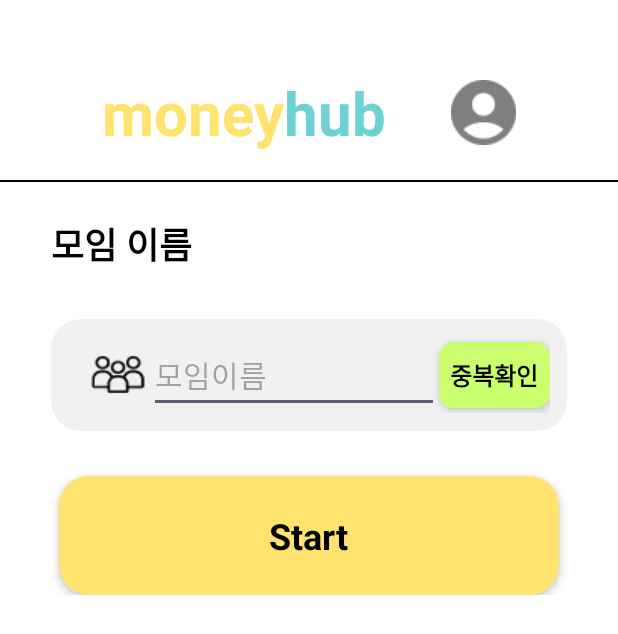
After one commit to jihwannnn/moneyhub, an Android app: the layout create_room.xml on its own in the app's theme, with its tools: preview values and no code run, on a phone screen of 412 x 824 dp. The commit adds this screen. Shown: the top 634 px of the screen. Run offline under Robolectric (Android 15) with nearby library versions, the phone set to English and light mode, and no system bars.

Commit message:
create Group page

```diff
--- /dev/null
+++ b/app/src/main/res/drawable/small_but.xml
@@ -0,0 +1,10 @@
+<?xml version="1.0" encoding="UTF-8"?>
+<shape
+    xmlns:android="http://schemas.android.com/apk/res/android">
+    <solid
+        android:color="#CAFF6E"
+        />
+    <corners
+        android:radius="10dp"
+        />
+</shape>
--- /dev/null
+++ b/app/src/main/res/layout/create_room.xml
@@ -0,0 +1,167 @@
+<LinearLayout
+    xmlns:android="http://schemas.android.com/apk/res/android"
+    xmlns:tools="http://schemas.android.com/tools"
+    xmlns:app="http://schemas.android.com/apk/res-auto"
+    android:background="#FFFFFF"
+    android:orientation="vertical"
+    android:layout_width="match_parent"
+    android:layout_height="match_parent">
+    <ScrollView
+        android:clipToPadding="false"
+        android:id="@+id/raj0hzffn35b"
+        android:layout_width="match_parent"
+        android:layout_height="0dp"
+        android:layout_weight="1"
+        android:background="#FFFFFF"
+        android:paddingTop="48dp">
+
+
+        <LinearLayout
+            android:layout_width="match_parent"
+            android:layout_height="match_parent"
+            android:orientation="vertical">
+
+            <LinearLayout
+                android:id="@+id/r6gd0ntwrhza"
+                android:layout_width="match_parent"
+                android:layout_height="wrap_content"
+                android:gravity="center_vertical"
+                android:layout_marginBottom="18dp"
+                android:layout_marginHorizontal="68dp"
+                android:orientation="horizontal">
+
+                <TextView
+                    android:layout_width="wrap_content"
+                    android:layout_height="wrap_content"
+                    android:text="money"
+                    android:textColor="#FFE36E"
+                    android:textSize="40sp"
+                    android:textStyle="bold" />
+
+                <TextView
+                    android:layout_width="wrap_content"
+                    android:layout_height="wrap_content"
+                    android:text="hub"
+                    android:textColor="#6ED1D3"
+                    android:textSize="40sp"
+                    android:textStyle="bold" />
+
+
+<!--                <ImageView-->
+<!--                    android:id="@+id/ro8h7w216p4"-->
+<!--                    android:layout_width="200dp"-->
+<!--                    android:layout_height="39dp"-->
+<!--                    android:src="@mipmap/ic_launcher"-->
+<!--                    android:scaleType="fitXY"-->
+<!--                    />-->
+
+
+                <View
+                    android:layout_width="22dp"
+                    android:layout_height="6dp"
+                    android:layout_weight="1"
+                    />
+
+                <ImageView
+                    android:id="@+id/rlyelz8l3ob"
+                    android:layout_width="43dp"
+                    android:layout_height="43dp"
+                    android:src="@drawable/mypage"
+                    android:scaleType="fitXY"
+                    />
+            </LinearLayout>
+            <LinearLayout
+                android:id="@+id/rwulmjdm442"
+                android:layout_width="match_parent"
+                android:layout_height="1dp"
+                android:background="#000000"
+                android:layout_marginBottom="23dp"
+                android:orientation="vertical">
+            </LinearLayout>
+            <TextView
+                android:id="@+id/rpukn3o5jt6"
+                android:textColor="#000000"
+                android:textSize="24sp"
+                android:textStyle="bold"
+                android:layout_marginBottom="32dp"
+                android:layout_marginStart="34dp"
+                android:layout_height="wrap_content"
+                android:layout_width="wrap_content"
+                android:text="모임 이름"
+                />
+            <LinearLayout
+                android:id="@+id/r2q551lhv7ib"
+                android:layout_width="match_parent"
+                android:layout_height="wrap_content"
+                android:gravity="center_vertical"
+                android:background="@drawable/cr20be8e8e899"
+                android:paddingVertical="12dp"
+                android:paddingLeft="24dp"
+                android:paddingRight="11dp"
+                android:layout_marginBottom="30dp"
+                android:layout_marginHorizontal="34dp"
+                android:orientation="horizontal">
+
+                <ImageView
+                    android:id="@+id/rta4dj3gt7p"
+                    android:layout_width="41dp"
+                    android:layout_height="50dp"
+                    android:src="@drawable/group"
+                    android:scaleType="fitXY"
+                    />
+
+                <EditText
+                    android:id="@+id/groupEditText"
+                    android:layout_width="0dp"
+                    android:layout_height="wrap_content"
+                    android:layout_weight="1"
+                    android:hint="모임이름"
+                    android:inputType="textEmailAddress"
+                    android:textColor="#000000"
+                    android:textSize="20sp" />
+
+
+
+                <LinearLayout
+                    android:id="@+id/rpdbebaurxfb"
+                    android:layout_width="74dp"
+                    android:layout_height="wrap_content"
+                    android:gravity="center_horizontal"
+                    android:background="@drawable/small_but"
+                    android:paddingVertical="10dp"
+                    android:elevation="4dp"
+                    android:orientation="vertical">
+                    <TextView
+                        android:id="@+id/rzff31h4ep8c"
+                        android:textColor="#000000"
+                        android:textSize="16sp"
+                        android:textStyle="bold"
+                        android:layout_height="wrap_content"
+                        android:layout_width="wrap_content"
+                        android:text="중복확인"
+                        />
+                </LinearLayout>
+            </LinearLayout>
+            <LinearLayout
+                android:id="@+id/rcd2czfcwgqn"
+                android:layout_width="match_parent"
+                android:layout_height="wrap_content"
+                android:gravity="center_horizontal"
+                android:background="@drawable/cr20bffe36eb0"
+                android:paddingVertical="23dp"
+                android:layout_marginHorizontal="39dp"
+                android:elevation="4dp"
+                android:orientation="vertical">
+                <TextView
+                    android:id="@+id/r5utuogl2s85"
+                    android:textColor="#000000"
+                    android:textSize="24sp"
+                    android:textStyle="bold"
+                    android:layout_height="wrap_content"
+                    android:layout_width="wrap_content"
+                    android:text="Start"
+                    />
+            </LinearLayout>
+        </LinearLayout>
+    </ScrollView>
+</LinearLayout>
```
Also changed, not shown: app/src/main/res/layout/custom_header.xml (added, +35 -0 lines), app/src/main/res/layout/login.xml (+54 -15 lines), app/src/main/res/layout/moneyhub_text.xml (added, +24 -0 lines), app/src/main/res/drawable/group.png (added), app/src/main/res/drawable/mypage.png (added).
